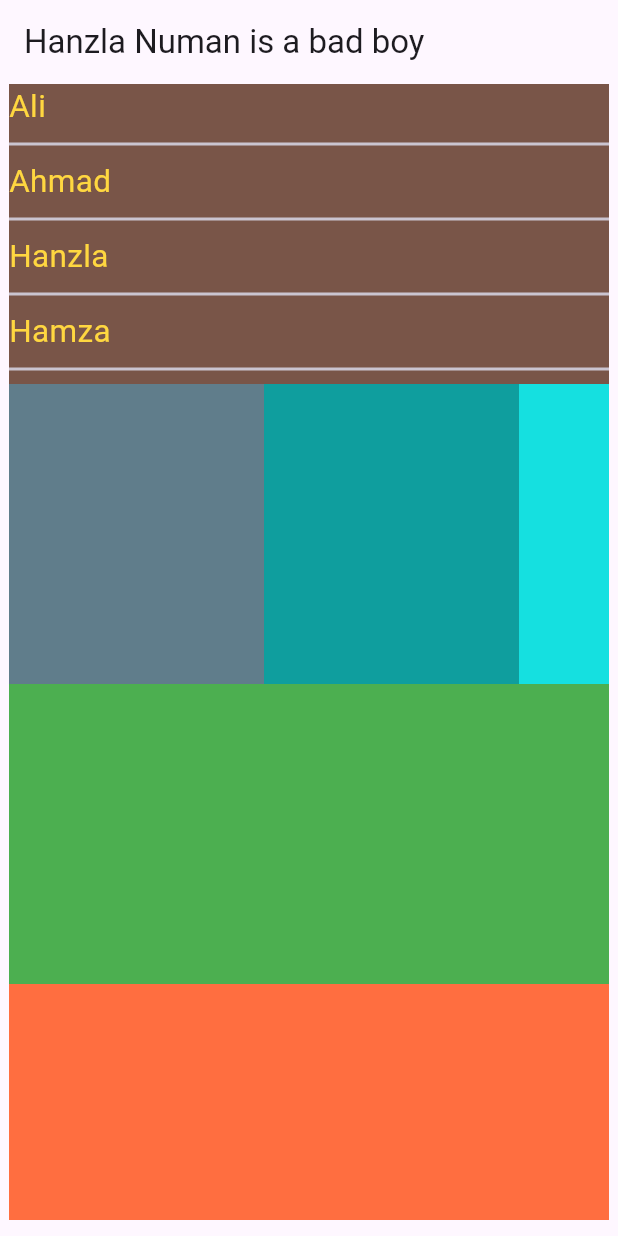
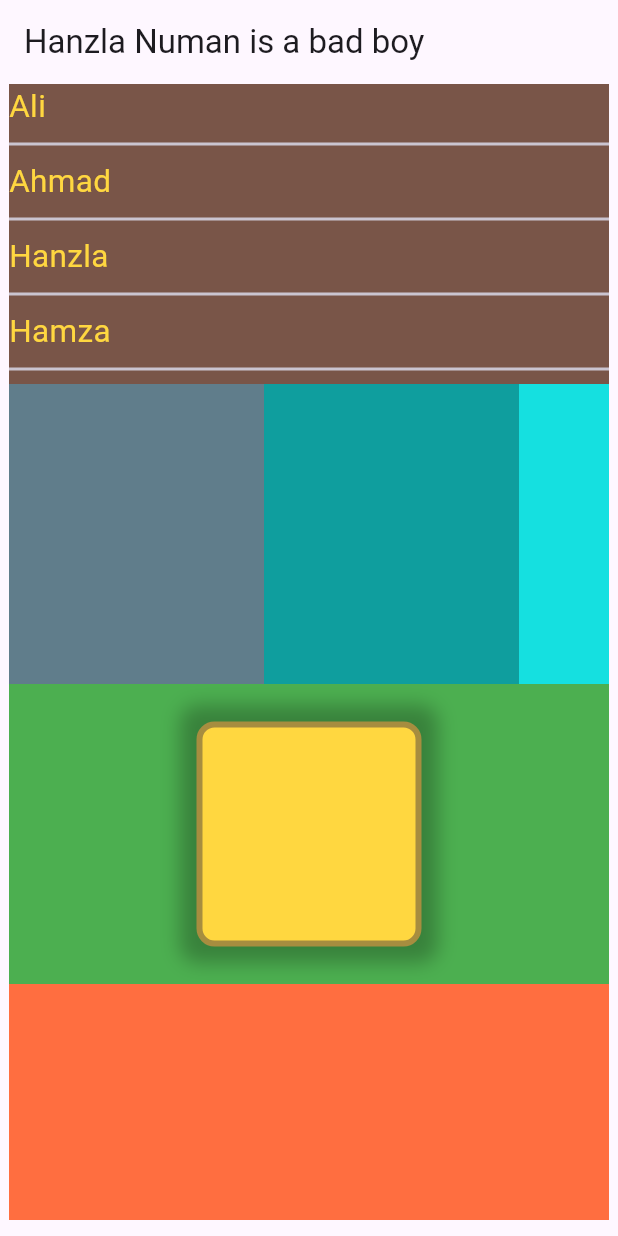
Before and after one commit to Hanzla-Nouman/Flutter-Dart-Basics, a Flutter app: the screen it shows after launch, on a phone screen of 412 x 824 dp. Run offline on Flutter 3.47's test engine with Material 3 defaults, Android fonts, the phone set to English and light mode, and no system bars.

Commit message:
Done with container decoration

```diff
--- a/lib/main.dart
+++ b/lib/main.dart
@@ -151,6 +151,15 @@ class _MyHomePageState extends State<MyHomePage> {
                     width: 400,
                     height: 200,
                     color: Colors.green,
+                    child: Center(
+                      child: Container(width: 150,height: 150,decoration: BoxDecoration(
+                        color: Colors.amberAccent,
+                        borderRadius: BorderRadius.circular(12),
+                        border: Border.all(width: 4,color: const Color.fromARGB(255, 167, 141, 63)),
+                        boxShadow: [BoxShadow(blurRadius: 10,color: Colors.black26,spreadRadius: 11)]
+
+                      ),),
+                    ),
                   ),
                   Container(
                     width: 400,
```
